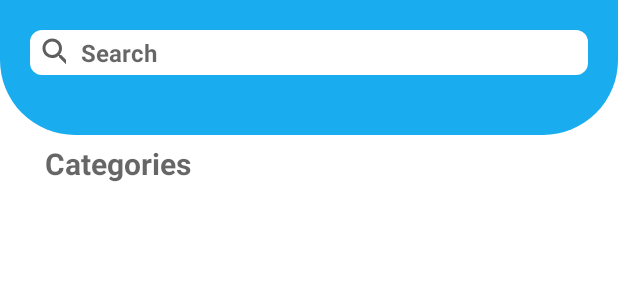
After one commit to kribabli/Sajilo, an Android app: the layout activity_shop_now.xml on its own in the app's theme, with its tools: preview values and no code run, on a phone screen of 412 x 824 dp. The commit adds this screen. Shown: the top 300 px of the screen. Run offline under Robolectric (Android 15) with nearby library versions, the phone set to English and light mode, and no system bars.

Commit message:
ShopNow.java..

```diff
--- a/app/src/main/AndroidManifest.xml
+++ b/app/src/main/AndroidManifest.xml
@@ -15,27 +15,26 @@
         tools:targetApi="31">
         <activity
             android:name=".MyProfile"
-            android:exported="true">
-
-        </activity>
+            android:exported="true" />
 
         <activity
             android:name=".MainActivity"
-            android:exported="true">
-
-        </activity>
-
+            android:exported="true" />
 
         <activity
-            android:name=".LoginModule.SignUpActivity"
+            android:name=".ShopNow"
             android:exported="true">
             <intent-filter>
                 <action android:name="android.intent.action.MAIN" />
 
                 <category android:name="android.intent.category.LAUNCHER" />
             </intent-filter>
+        </activity>
 
-        </activity>
+        <activity
+            android:name=".LoginModule.SignUpActivity"
+            android:exported="true" />
+
     </application>
 
 </manifest>
--- /dev/null
+++ b/app/src/main/java/com/sample/sajilo/ShopNow.java
@@ -0,0 +1,14 @@
+package com.sample.sajilo;
+
+import android.os.Bundle;
+
+import androidx.appcompat.app.AppCompatActivity;
+
+public class ShopNow extends AppCompatActivity {
+
+    @Override
+    protected void onCreate(Bundle savedInstanceState) {
+        super.onCreate(savedInstanceState);
+        setContentView(R.layout.activity_shop_now);
+    }
+}
--- /dev/null
+++ b/app/src/main/res/drawable/border1_gray.xml
@@ -0,0 +1,7 @@
+<?xml version="1.0" encoding="utf-8"?>
+<shape xmlns:android="http://schemas.android.com/apk/res/android">
+    <stroke
+        android:width="5dp"
+        android:color="#4A5E70" />
+    <corners android:radius="5dp" />
+</shape>
--- /dev/null
+++ b/app/src/main/res/drawable/ic_baseline_search_24.xml
@@ -0,0 +1,10 @@
+<vector xmlns:android="http://schemas.android.com/apk/res/android"
+    android:width="24dp"
+    android:height="24dp"
+    android:tint="#5E5E5E"
+    android:viewportWidth="24"
+    android:viewportHeight="24">
+    <path
+        android:fillColor="@android:color/white"
+        android:pathData="M15.5,14h-0.79l-0.28,-0.27C15.41,12.59 16,11.11 16,9.5 16,5.91 13.09,3 9.5,3S3,5.91 3,9.5 5.91,16 9.5,16c1.61,0 3.09,-0.59 4.23,-1.57l0.27,0.28v0.79l5,4.99L20.49,19l-4.99,-5zM9.5,14C7.01,14 5,11.99 5,9.5S7.01,5 9.5,5 14,7.01 14,9.5 11.99,14 9.5,14z" />
+</vector>
--- /dev/null
+++ b/app/src/main/res/layout/activity_shop_now.xml
@@ -0,0 +1,77 @@
+<?xml version="1.0" encoding="utf-8"?>
+<RelativeLayout xmlns:android="http://schemas.android.com/apk/res/android"
+    xmlns:tools="http://schemas.android.com/tools"
+    android:layout_width="match_parent"
+    android:layout_height="match_parent"
+    tools:context=".ShopNow">
+
+    <LinearLayout
+        android:id="@+id/linerLayout"
+        android:layout_width="match_parent"
+        android:layout_height="90dp"
+        android:background="@drawable/bottom_radius_bg"
+        android:gravity="center"
+        android:orientation="vertical">
+
+        <LinearLayout
+            android:layout_width="match_parent"
+            android:layout_height="30dp"
+            android:layout_marginLeft="20dp"
+            android:layout_marginRight="20dp"
+            android:layout_marginBottom="20dp"
+            android:background="@drawable/border1_gray"
+            android:backgroundTint="@color/white"
+            android:gravity="center"
+            android:orientation="horizontal"
+            android:weightSum="10">
+
+            <TextView
+                android:layout_width="wrap_content"
+                android:layout_height="wrap_content"
+                android:layout_weight="2"
+                android:drawableLeft="@drawable/ic_baseline_search_24"
+                android:paddingStart="5dp" />
+
+            <TextView
+                android:layout_width="match_parent"
+                android:layout_height="wrap_content"
+                android:layout_gravity="center"
+                android:layout_weight="8"
+                android:gravity="left"
+                android:hint="Search"
+                android:paddingStart="10dp"
+                android:textColor="@color/gray"
+                android:textSize="16sp"
+                android:textStyle="bold" />
+
+        </LinearLayout>
+
+    </LinearLayout>
+
+    <LinearLayout
+        android:layout_width="match_parent"
+        android:layout_height="wrap_content"
+        android:layout_below="@+id/linerLayout"
+        android:layout_marginLeft="20dp"
+        android:layout_marginTop="5dp"
+        android:layout_marginRight="20dp"
+        android:layout_marginBottom="20dp"
+        android:gravity="center"
+        android:orientation="horizontal"
+        android:weightSum="10">
+
+        <TextView
+            android:layout_width="match_parent"
+            android:layout_height="wrap_content"
+            android:layout_gravity="center"
+            android:layout_weight="10"
+            android:gravity="left"
+            android:hint="Categories"
+            android:paddingStart="10dp"
+            android:textColor="@color/black"
+            android:textSize="20sp"
+            android:textStyle="bold" />
+
+    </LinearLayout>
+
+</RelativeLayout>
--- a/app/src/main/res/values/colors.xml
+++ b/app/src/main/res/values/colors.xml
@@ -7,4 +7,7 @@
     <color name="teal_700">#FF018786</color>
     <color name="black">#FF000000</color>
     <color name="white">#FFFFFFFF</color>
+    <color name="blue">#007DFF</color>
+    <color name="dark_blue">#03236B</color>
+    <color name="gray">#4A5E70</color>
 </resources>
```
